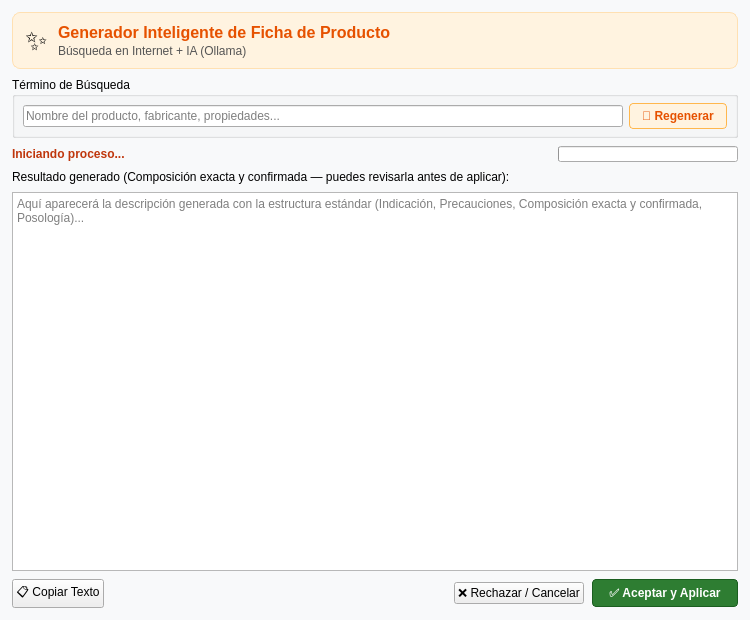
This is dialoggenerardescripcionia.ui in Ladis72/tienda as Qt 5 draws it before an edit. The edited form follows.
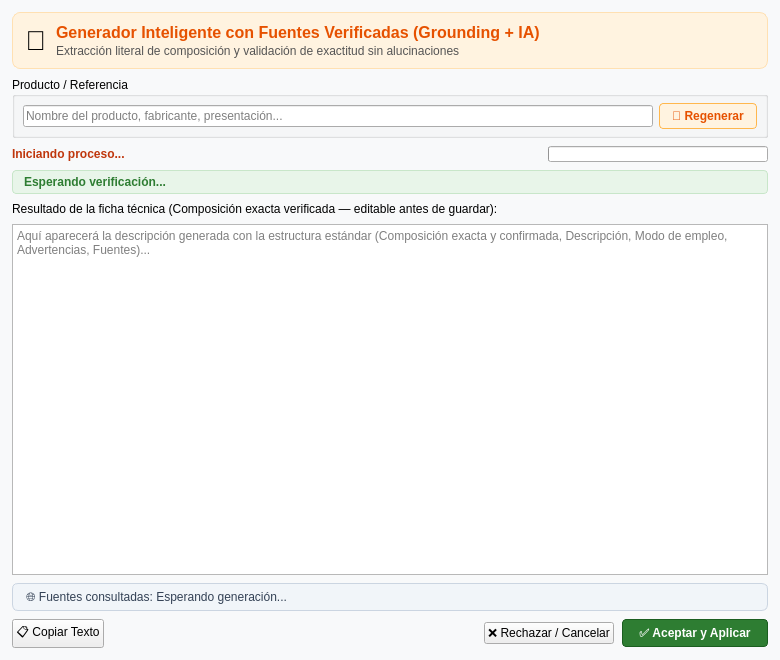
This is the edited form.

Patch:
```diff
--- a/dialoggenerardescripcionia.ui
+++ b/dialoggenerardescripcionia.ui
@@ -6,8 +6,8 @@
    <rect>
     <x>0</x>
     <y>0</y>
-    <width>750</width>
-    <height>620</height>
+    <width>780</width>
+    <height>660</height>
    </rect>
   </property>
   <property name="windowTitle">
@@ -67,7 +67,7 @@
          </size>
         </property>
         <property name="text">
-         <string>✨</string>
+         <string>🌿</string>
         </property>
         <property name="font">
          <font>
@@ -96,7 +96,7 @@
            <string notr="true">color: #e65100;</string>
           </property>
           <property name="text">
-           <string>Generador Inteligente de Ficha de Producto</string>
+           <string>Generador Inteligente con Fuentes Verificadas (Grounding + IA)</string>
           </property>
          </widget>
         </item>
@@ -106,7 +106,7 @@
            <string notr="true">color: #555555;</string>
           </property>
           <property name="text">
-           <string>Búsqueda en Internet + IA (Ollama)</string>
+           <string>Extracción literal de composición y validación de exactitud sin alucinaciones</string>
           </property>
          </widget>
         </item>
@@ -131,7 +131,7 @@
    <item>
     <widget class="QGroupBox" name="groupBoxBusqueda">
      <property name="title">
-      <string>Término de Búsqueda</string>
+      <string>Producto / Referencia</string>
      </property>
      <layout class="QHBoxLayout" name="horizontalLayoutBusqueda">
       <property name="spacing">
@@ -155,7 +155,7 @@
          <string>Texto utilizado para consultar en internet y enriquecer la información del producto</string>
         </property>
         <property name="placeholderText">
-         <string>Nombre del producto, fabricante, propiedades...</string>
+         <string>Nombre del producto, fabricante, presentación...</string>
         </property>
        </widget>
       </item>
@@ -213,7 +213,7 @@
       <widget class="QProgressBar" name="progressBar">
        <property name="maximumSize">
         <size>
-         <width>180</width>
+         <width>220</width>
          <height>16</height>
         </size>
        </property>
@@ -227,10 +227,28 @@
      </item>
     </layout>
    </item>
+   <item>
+    <widget class="QLabel" name="labelInsigniaVerificacion">
+     <property name="font">
+      <font>
+       <bold>true</bold>
+      </font>
+     </property>
+     <property name="styleSheet">
+      <string notr="true">padding: 4px 8px; border-radius: 4px; background-color: #e8f5e9; color: #2e7d32; border: 1px solid #c8e6c9;</string>
+     </property>
+     <property name="text">
+      <string>Esperando verificación...</string>
+     </property>
+     <property name="alignment">
+      <set>Qt::AlignmentFlag::AlignLeading|Qt::AlignmentFlag::AlignLeft|Qt::AlignmentFlag::AlignVCenter</set>
+     </property>
+    </widget>
+   </item>
     <item>
      <widget class="QLabel" name="labelInstruccionResultado">
       <property name="text">
-       <string>Resultado generado (Composición exacta y confirmada — puedes revisarla antes de aplicar):</string>
+      <string>Resultado de la ficha técnica (Composición exacta verificada — editable antes de guardar):</string>
       </property>
      </widget>
     </item>
@@ -246,7 +264,31 @@
        <bool>true</bool>
       </property>
       <property name="placeholderText">
-       <string>Aquí aparecerá la descripción generada con la estructura estándar (Indicación, Precauciones, Composición exacta y confirmada, Posología)...</string>
+      <string>Aquí aparecerá la descripción generada con la estructura estándar (Composición exacta y confirmada, Descripción, Modo de empleo, Advertencias, Fuentes)...</string>
+     </property>
+    </widget>
+   </item>
+   <item>
+    <widget class="QLabel" name="labelFuentes">
+     <property name="font">
+      <font>
+       <pointsize>9</pointsize>
+      </font>
+     </property>
+     <property name="styleSheet">
+      <string notr="true">padding: 6px 10px; background-color: #f1f5f9; border: 1px solid #cbd5e1; border-radius: 6px; color: #334155;</string>
+     </property>
+     <property name="text">
+      <string>🌐 Fuentes consultadas: Esperando generación...</string>
+     </property>
+     <property name="wordWrap">
+      <bool>true</bool>
+     </property>
+     <property name="openExternalLinks">
+      <bool>true</bool>
+     </property>
+     <property name="textInteractionFlags">
+      <set>Qt::TextBrowserInteraction</set>
       </property>
      </widget>
     </item>
```
Left out of the diff: 4 changed lines with no effect on the pictures. Lines whose indentation alone changed are shown as unchanged.
